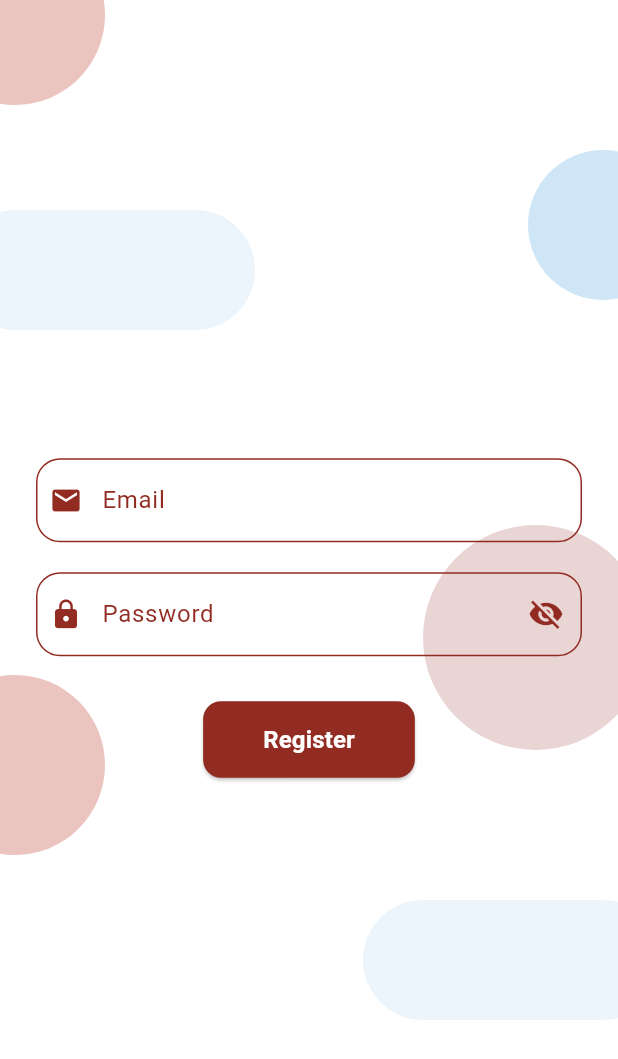
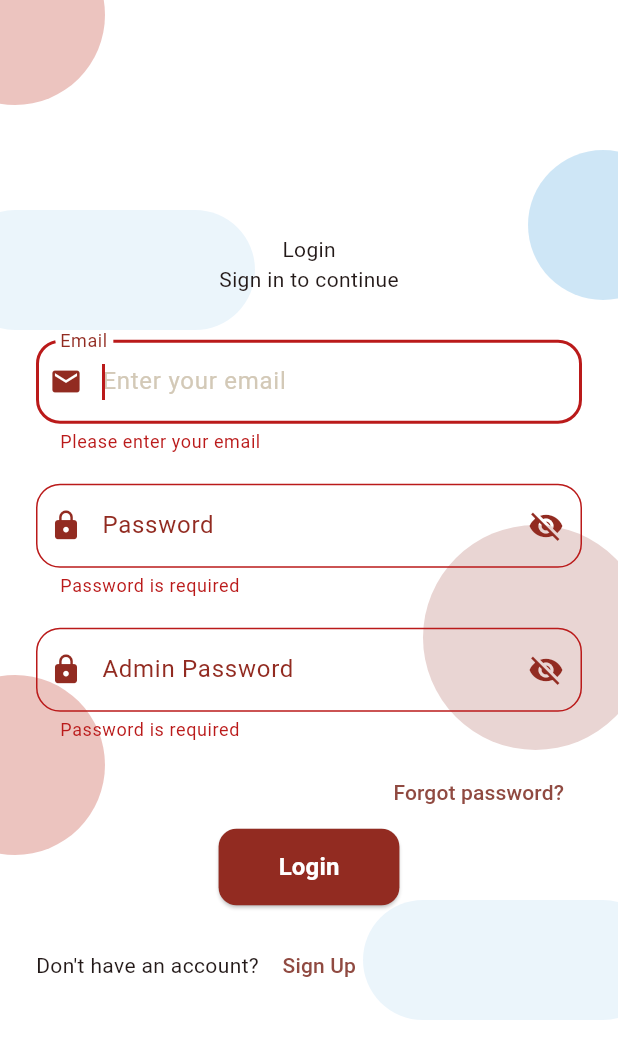
Before and after one commit to MinaYasser100/david_psalmist, a Flutter app: the screen it shows after launch, after a tap on "Login", on a phone screen of 412 x 824 dp. Shown: the top 1059 px of the screen. Run offline on Flutter 3.47's test engine with Material 3 defaults, Android fonts, the light colour scheme and no system bars; our stand-ins replace connectivity_plus, dartz, firebase_auth, firebase_core, flutter_bloc, flutter_screenutil and 4 more; accounts and stored records are empty.

Commit message:
finish login view

```diff
--- a/lib/core/dependency_injection/set_up_dependencies.dart
+++ b/lib/core/dependency_injection/set_up_dependencies.dart
@@ -1,4 +1,5 @@
 import 'package:david_psalmist/core/firebase/firebase_auth_error_handling.dart';
+import 'package:david_psalmist/features/login/data/repo/login_repo_impl.dart';
 import 'package:david_psalmist/features/register/data/repo/register_repo_impl.dart';
 import 'package:get_it/get_it.dart';
 
@@ -12,6 +13,10 @@ void setupDependencies() {
   getIt.registerSingleton<RegisterRepoImpl>(
     RegisterRepoImpl(errorHandling: getIt<FirebaseAuthErrorHandling>()),
   );
+
+  getIt.registerSingleton<LoginRepoImpl>(
+    LoginRepoImpl(errorHandling: getIt<FirebaseAuthErrorHandling>()),
+  );
   // // register connectivity cubit for internet
   // getIt.registerSingleton<ConnectivityCubit>(ConnectivityCubit());
 }
--- a/lib/core/routing/app_router.dart
+++ b/lib/core/routing/app_router.dart
@@ -1,5 +1,6 @@
 import 'package:david_psalmist/core/routing/animation_route.dart';
 import 'package:david_psalmist/core/routing/routes.dart';
+import 'package:david_psalmist/features/forgot_password/ui/forgot_password_view.dart';
 import 'package:david_psalmist/features/home/ui/home_view.dart';
 import 'package:david_psalmist/features/login/ui/login_view.dart';
 import 'package:david_psalmist/features/register/ui/register_view.dart';
@@ -7,7 +8,7 @@ import 'package:go_router/go_router.dart';
 
 abstract class AppRouter {
   static final router = GoRouter(
-    initialLocation: Routes.registerView,
+    initialLocation: Routes.loginView,
     routes: [
       // Register view
       GoRoute(
@@ -23,6 +24,12 @@ abstract class AppRouter {
       GoRoute(
         path: Routes.homeView,
         pageBuilder: (context, state) => fadeTransitionPage(HomeView()),
+      ),
+      // Forgot Password
+      GoRoute(
+        path: Routes.forgotPasswordView,
+        pageBuilder: (context, state) =>
+            fadeTransitionPage(ForgotPasswordView()),
       ),
 
       // GoRoute(
--- a/lib/core/routing/routes.dart
+++ b/lib/core/routing/routes.dart
@@ -14,4 +14,5 @@ class Routes {
   static const String registerView = '/register';
   static const String loginView = '/login';
   static const String homeView = '/home';
+  static const String forgotPasswordView = '/forgot-password';
 }
--- /dev/null
+++ b/lib/features/forgot_password/ui/forgot_password_view.dart
@@ -0,0 +1,13 @@
+import 'package:flutter/material.dart';
+
+class ForgotPasswordView extends StatelessWidget {
+  const ForgotPasswordView({super.key});
+
+  @override
+  Widget build(BuildContext context) {
+    return Scaffold(
+      appBar: AppBar(title: const Text('Forgot Password')),
+      body: const Center(child: Text('Forgot Password View')),
+    );
+  }
+}
--- /dev/null
+++ b/lib/features/login/data/repo/login_repo.dart
@@ -0,0 +1,9 @@
+import 'package:dartz/dartz.dart';
+import 'package:firebase_auth/firebase_auth.dart';
+
+abstract class LoginRepo {
+  Future<Either<String, User>> loginWithEmailAndPassword({
+    required String email,
+    required String password,
+  });
+}
--- /dev/null
+++ b/lib/features/login/data/repo/login_repo_impl.dart
@@ -0,0 +1,31 @@
+import 'dart:developer';
+
+import 'package:dartz/dartz.dart';
+import 'package:david_psalmist/core/firebase/firebase_auth_error_handling.dart';
+import 'package:david_psalmist/features/login/data/repo/login_repo.dart';
+import 'package:firebase_auth/firebase_auth.dart';
+
+class LoginRepoImpl implements LoginRepo {
+  final FirebaseAuth _auth = FirebaseAuth.instance;
+  final FirebaseAuthErrorHandling errorHandling;
+
+  LoginRepoImpl({required this.errorHandling});
+  @override
+  Future<Either<String, User>> loginWithEmailAndPassword({
+    required String email,
+    required String password,
+  }) async {
+    try {
+      final user = await _auth.signInWithEmailAndPassword(
+        email: email,
+        password: password,
+      );
+      return Right(user.user!);
+    } on FirebaseAuthException catch (e) {
+      return Left(errorHandling.mapFirebaseAuthException(e));
+    } catch (e) {
+      log(e.toString());
+      return const Left('Login Process Failed');
+    }
+  }
+}
--- /dev/null
+++ b/lib/features/login/manager/cubit/login_cubit.dart
@@ -0,0 +1,33 @@
+import 'dart:developer';
+
+import 'package:david_psalmist/features/login/data/repo/login_repo.dart';
+import 'package:flutter/material.dart';
+import 'package:flutter_bloc/flutter_bloc.dart';
+
+part 'login_state.dart';
+
+class LoginCubit extends Cubit<LoginState> {
+  LoginCubit(this.loginRepo) : super(LoginInitial());
+
+  final LoginRepo loginRepo;
+
+  Future<void> loginWithEmailAndPassword({
+    required String email,
+    required String password,
+  }) async {
+    emit(LoginLoading());
+    final user = await loginRepo.loginWithEmailAndPassword(
+      email: email,
+      password: password,
+    );
+    user.fold(
+      (error) {
+        log(error.toString());
+        emit(LoginError(error: error));
+      },
+      (user) {
+        emit(LoginSuccess(uid: user.uid));
+      },
+    );
+  }
+}
--- /dev/null
+++ b/lib/features/login/manager/cubit/login_state.dart
@@ -0,0 +1,18 @@
+part of 'login_cubit.dart';
+
+@immutable
+sealed class LoginState {}
+
+final class LoginInitial extends LoginState {}
+
+final class LoginLoading extends LoginState {}
+
+final class LoginError extends LoginState {
+  final String error;
+  LoginError({required this.error});
+}
+
+final class LoginSuccess extends LoginState {
+  final String uid;
+  LoginSuccess({required this.uid});
+}
--- a/lib/features/login/ui/login_view.dart
+++ b/lib/features/login/ui/login_view.dart
@@ -1,5 +1,8 @@
+import 'package:david_psalmist/core/dependency_injection/set_up_dependencies.dart';
 import 'package:david_psalmist/core/utils/colors.dart';
+import 'package:david_psalmist/features/login/data/repo/login_repo_impl.dart';
 import 'package:david_psalmist/features/login/manager/autovalidate_mode/autovalidate_mode_cubit.dart';
+import 'package:david_psalmist/features/login/manager/cubit/login_cubit.dart';
 import 'package:david_psalmist/features/login/ui/widgets/login_body_view.dart';
 import 'package:flutter/material.dart';
 import 'package:flutter_bloc/flutter_bloc.dart';
@@ -14,12 +17,20 @@ class LoginView extends StatefulWidget {
 class _LoginViewState extends State<LoginView> {
   late TextEditingController emailController;
   late TextEditingController passwordController;
+  late TextEditingController adminController;
+  late FocusNode emailFocusNode;
+  late FocusNode passwordFocusNode;
+  late FocusNode adminFocusNode;
   final _formKey = GlobalKey<FormState>();
 
   @override
   void initState() {
     emailController = TextEditingController();
     passwordController = TextEditingController();
+    adminController = TextEditingController();
+    emailFocusNode = FocusNode();
+    passwordFocusNode = FocusNode();
+    adminFocusNode = FocusNode();
     super.initState();
   }
 
@@ -27,13 +38,20 @@ class _LoginViewState extends State<LoginView> {
   void dispose() {
     emailController.dispose();
     passwordController.dispose();
+    adminController.dispose();
+    emailFocusNode.dispose();
+    passwordFocusNode.dispose();
+    adminFocusNode.dispose();
     super.dispose();
   }
 
   @override
   Widget build(BuildContext context) {
     return MultiBlocProvider(
-      providers: [BlocProvider(create: (context) => AutovalidateModeCubit())],
+      providers: [
+        BlocProvider(create: (context) => AutovalidateModeCubit()),
+        BlocProvider(create: (context) => LoginCubit(getIt<LoginRepoImpl>())),
+      ],
       child: Scaffold(
         body: Stack(
           children: [
@@ -87,6 +105,10 @@ class _LoginViewState extends State<LoginView> {
               formKey: _formKey,
               emailController: emailController,
               passwordController: passwordController,
+              adminController: adminController,
+              emailFocusNode: emailFocusNode,
+              passwordFocusNode: passwordFocusNode,
+              adminFocusNode: adminFocusNode,
             ),
           ],
         ),
--- a/lib/features/login/ui/widgets/login_body_view.dart
+++ b/lib/features/login/ui/widgets/login_body_view.dart
@@ -1,10 +1,11 @@
-import 'package:david_psalmist/core/model/text_field_model/text_field_model.dart';
-import 'package:david_psalmist/core/utils/colors.dart';
-import 'package:david_psalmist/core/validation/validatoin.dart';
-import 'package:david_psalmist/core/widgets/custom_text_form_field.dart';
+import 'package:david_psalmist/core/routing/routes.dart';
+import 'package:david_psalmist/core/theme/app_style.dart';
 import 'package:david_psalmist/features/login/manager/autovalidate_mode/autovalidate_mode_cubit.dart';
+import 'package:david_psalmist/features/login/ui/widgets/login_form_fields.dart';
+import 'package:david_psalmist/features/login/ui/widgets/login_submit_button.dart';
 import 'package:flutter/material.dart';
 import 'package:flutter_bloc/flutter_bloc.dart';
+import 'package:go_router/go_router.dart';
 
 class LoginBodyView extends StatelessWidget {
   const LoginBodyView({
@@ -12,11 +13,19 @@ class LoginBodyView extends StatelessWidget {
     required GlobalKey<FormState> formKey,
     required this.emailController,
     required this.passwordController,
+    required this.adminController,
+    required this.emailFocusNode,
+    required this.passwordFocusNode,
+    required this.adminFocusNode,
   }) : _formKey = formKey;
 
   final GlobalKey<FormState> _formKey;
   final TextEditingController emailController;
   final TextEditingController passwordController;
+  final TextEditingController adminController;
+  final FocusNode emailFocusNode;
+  final FocusNode passwordFocusNode;
+  final FocusNode adminFocusNode;
 
   @override
   Widget build(BuildContext context) {
@@ -33,53 +42,48 @@ class LoginBodyView extends StatelessWidget {
               child: Column(
                 mainAxisAlignment: MainAxisAlignment.center,
                 children: [
-                  CustomTextFormField(
-                    textFieldModel: TextFieldModel(
-                      controller: emailController,
-                      labelText: "Email",
-                      hintText: "Enter your email",
-                      icon: Icons.email,
-                      obscureText: false,
-                      keyboardType: TextInputType.emailAddress,
-                      validator: (value) => Validatoin.emailValidation(value),
-                    ),
+                  LoginFormFields(
+                    emailController: emailController,
+                    passwordController: passwordController,
+                    adminController: adminController,
+                    emailFocusNode: emailFocusNode,
+                    passwordFocusNode: passwordFocusNode,
+                    adminFocusNode: adminFocusNode,
                   ),
-                  const SizedBox(height: 20),
-                  CustomTextFormField(
-                    textFieldModel: TextFieldModel(
-                      keyboardType: TextInputType.visiblePassword,
-                      controller: passwordController,
-                      labelText: "Password",
-                      hintText: "Enter your password",
-                      icon: Icons.lock,
-                      obscureText: true,
-                      validator: (value) => Validatoin.validatePassword(value),
-                    ),
+                  Row(
+                    mainAxisAlignment: MainAxisAlignment.end,
+                    children: [
+                      TextButton(
+                        onPressed: () =>
+                            context.push(Routes.forgotPasswordView),
+                        child: Text(
+                          "Forgot password?",
+                          style: AppTextStyles.styleBold16sp(context),
+                        ),
+                      ),
+                    ],
                   ),
-                  const SizedBox(height: 30),
-                  ElevatedButton(
-                    style: ElevatedButton.styleFrom(
-                      backgroundColor: ColorsTheme().primaryDark,
-                    ),
-                    onPressed: () {
-                      if (_formKey.currentState!.validate()) {
-                        ScaffoldMessenger.of(context).showSnackBar(
-                          const SnackBar(content: Text("Registering...")),
-                        );
-                      } else {
-                        context
-                            .read<AutovalidateModeCubit>()
-                            .changeAutovalidateMode();
-                      }
-                    },
-                    child: Text(
-                      "Register",
-                      style: TextStyle(
-                        color: ColorsTheme().whiteColor,
-                        fontSize: 16,
-                        fontWeight: FontWeight.bold,
+                  LoginSubmitButton(
+                    formKey: _formKey,
+                    emailController: emailController,
+                    passwordController: passwordController,
+                    adminController: adminController,
+                  ),
+                  const SizedBox(height: 16),
+                  Row(
+                    children: [
+                      Text(
+                        "Don't have an account? ",
+                        style: AppTextStyles.styleBold16sp(context),
                       ),
-                    ),
+                      TextButton(
+                        onPressed: () => context.push(Routes.registerView),
+                        child: Text(
+                          "Sign Up",
+                          style: AppTextStyles.styleBold16sp(context),
+                        ),
+                      ),
+                    ],
                   ),
                 ],
               ),
--- /dev/null
+++ b/lib/features/login/ui/widgets/login_form_fields.dart
@@ -0,0 +1,97 @@
+import 'package:david_psalmist/core/model/text_field_model/text_field_model.dart';
+import 'package:david_psalmist/core/theme/app_style.dart';
+import 'package:david_psalmist/core/utils/colors.dart';
+import 'package:david_psalmist/core/validation/validatoin.dart';
+import 'package:david_psalmist/core/widgets/custom_text_form_field.dart';
+import 'package:flutter/material.dart';
+
+class LoginFormFields extends StatelessWidget {
+  const LoginFormFields({
+    super.key,
+    required this.emailController,
+    required this.passwordController,
+    required this.adminController,
+    required this.emailFocusNode,
+    required this.passwordFocusNode,
+    required this.adminFocusNode,
+  });
+
+  final TextEditingController emailController;
+  final TextEditingController passwordController;
+  final TextEditingController adminController;
+  final FocusNode emailFocusNode;
+  final FocusNode passwordFocusNode;
+  final FocusNode adminFocusNode;
+
+  @override
+  Widget build(BuildContext context) {
+    return Column(
+      children: [
+        Text(
+          "Login",
+          style: AppTextStyles.styleBold30sp(
+            context,
+          ).copyWith(color: ColorsTheme().primaryDark),
+        ),
+        Text(
+          'Sign in to continue',
+          style: AppTextStyles.styleBold16sp(
+            context,
+          ).copyWith(color: ColorsTheme().grayWhite),
+        ),
+        const SizedBox(height: 30),
+        CustomTextFormField(
+          textFieldModel: TextFieldModel(
+            controller: emailController,
+            labelText: "Email",
+            hintText: "Enter your email",
+            icon: Icons.email,
+            obscureText: false,
+            keyboardType: TextInputType.emailAddress,
+            validator: (value) => Validatoin.emailValidation(value),
+            autofocus: true,
+            focusNode: emailFocusNode,
+            onFieldSubmitted: (value) {
+              emailFocusNode.unfocus();
+              FocusScope.of(context).requestFocus(passwordFocusNode);
+            },
+          ),
+        ),
+        const SizedBox(height: 20),
+        CustomTextFormField(
+          textFieldModel: TextFieldModel(
+            keyboardType: TextInputType.visiblePassword,
+            controller: passwordController,
+            labelText: "Password",
+            hintText: "Enter your password",
+            icon: Icons.lock,
+            obscureText: true,
+            validator: (value) => Validatoin.validatePassword(value),
+            focusNode: passwordFocusNode,
+            onFieldSubmitted: (value) {
+              passwordFocusNode.unfocus();
+              FocusScope.of(context).requestFocus(adminFocusNode);
+            },
+          ),
+        ),
+        const SizedBox(height: 20),
+        CustomTextFormField(
+          textFieldModel: TextFieldModel(
+            keyboardType: TextInputType.visiblePassword,
+            controller: adminController,
+            labelText: "Admin Password",
+            hintText: "Enter Admin Password",
+            icon: Icons.lock,
+            obscureText: true,
+            validator: (value) => Validatoin.validatePassword(value),
+            focusNode: adminFocusNode,
+            onFieldSubmitted: (value) {
+              adminFocusNode.unfocus();
+            },
+          ),
+        ),
+        const SizedBox(height: 10),
+      ],
+    );
+  }
+}
--- /dev/null
+++ b/lib/features/login/ui/widgets/login_submit_button.dart
@@ -0,0 +1,68 @@
+import 'package:david_psalmist/core/routing/routes.dart';
+import 'package:david_psalmist/core/utils/colors.dart';
+import 'package:david_psalmist/core/utils/show_top_toast.dart';
+import 'package:david_psalmist/features/login/manager/autovalidate_mode/autovalidate_mode_cubit.dart';
+import 'package:david_psalmist/features/login/manager/cubit/login_cubit.dart';
+import 'package:flutter/material.dart';
+import 'package:flutter_bloc/flutter_bloc.dart';
+import 'package:go_router/go_router.dart';
+
+class LoginSubmitButton extends StatelessWidget {
+  const LoginSubmitButton({
+    super.key,
+    required this.formKey,
+    required this.emailController,
+    required this.passwordController,
+    required this.adminController,
+  });
+
+  final GlobalKey<FormState> formKey;
+  final TextEditingController emailController;
+  final TextEditingController passwordController;
+  final TextEditingController adminController;
+
+  @override
+  Widget build(BuildContext context) {
+    return BlocConsumer<LoginCubit, LoginState>(
+      listener: (context, state) {
+        if (state is LoginError) {
+          showErrorToast(context, 'Error', state.error);
+        }
+        if (state is LoginSuccess) {
+          showSuccessToast(context, 'Success', 'Login Process is Successful');
+          context.go(Routes.homeView);
+        }
+      },
+      builder: (context, state) {
+        return ElevatedButton(
+          style: ElevatedButton.styleFrom(
+            backgroundColor: ColorsTheme().primaryDark,
+          ),
+          onPressed: () {
+            if (formKey.currentState!.validate()) {
+              FocusScope.of(context).unfocus();
+              if (adminController.text == "Jesus1741") {
+                context.read<LoginCubit>().loginWithEmailAndPassword(
+                  email: emailController.text,
+                  password: passwordController.text,
+                );
+              } else {
+                showErrorToast(context, 'Error', 'Admin Password is Incorrect');
+              }
+            } else {
+              context.read<AutovalidateModeCubit>().changeAutovalidateMode();
+            }
+          },
+          child: Text(
+            "Login",
+            style: TextStyle(
+              color: ColorsTheme().whiteColor,
+              fontSize: 16,
+              fontWeight: FontWeight.bold,
+            ),
+          ),
+        );
+      },
+    );
+  }
+}
```
